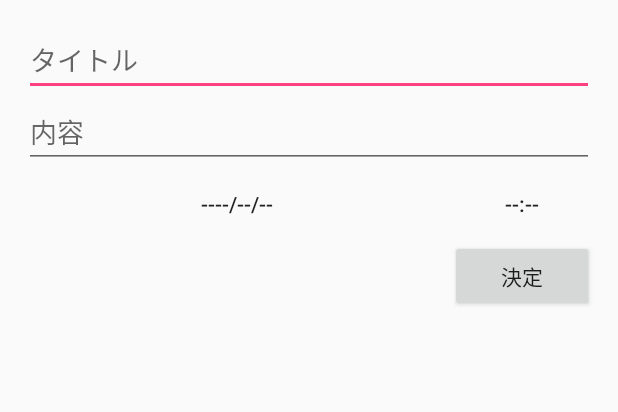
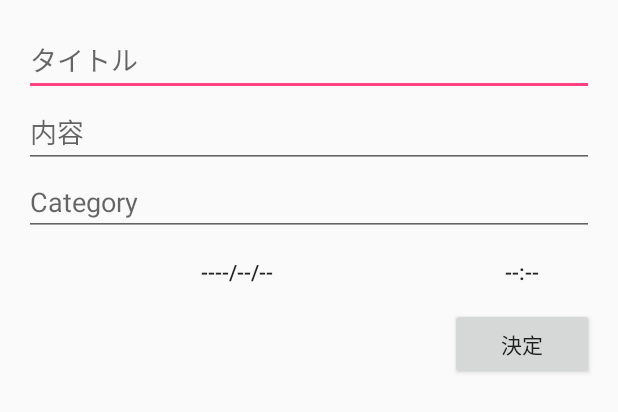
Before and after one commit to vismalk/TaskApp2, an Android app: the layout content_input.xml on its own in the app's theme, with its tools: preview values and no code run, on a phone screen of 412 x 824 dp. Shown: the top 412 px of the screen. Run offline under Robolectric (Android 15) with nearby library versions, the phone set to English and light mode, and no system bars.

Commit message:
Taskアプリ途中経過です

```diff
--- a/app/src/main/java/jp/techacademy/yamaguchiiori/taskapp/Task.java
+++ b/app/src/main/java/jp/techacademy/yamaguchiiori/taskapp/Task.java
@@ -10,6 +10,7 @@ public class Task extends RealmObject implements Serializable {
     private String title; // タイトル
     private String contents; // 内容
     private Date date; // 日時
+    private String category; // カテゴリー
 
     // id をプライマリーキーとして設定
     @PrimaryKey
@@ -31,6 +32,10 @@ public class Task extends RealmObject implements Serializable {
         this.contents = contents;
     }
 
+    public String getCategory() {return category;}
+
+    public void setCategory(String category) { this.category =category;}
+
     public Date getDate() {
         return date;
     }
--- a/app/src/main/res/layout/content_input.xml
+++ b/app/src/main/res/layout/content_input.xml
@@ -10,7 +10,7 @@
     android:paddingRight="16dp"
     android:paddingTop="16dp"
     app:layout_behavior="@string/appbar_scrolling_view_behavior"
-    tools:context="jp.techacademy.taro.kirameki.taskapp.InputActivity"
+    tools:context="jp.techacademy.yamaguchiiori.taskapp.InputActivity"
     tools:showIn="@layout/activity_input">
 
     <EditText
@@ -24,11 +24,17 @@
         android:layout_height="wrap_content"
         android:layout_below="@id/title_edit_text"
         android:hint="内容" />
+    <EditText
+        android:id="@+id/category_edit_text"
+        android:layout_width="match_parent"
+        android:layout_height="wrap_content"
+        android:layout_below="@id/content_edit_text"
+        android:hint="Category" />
     <Button
         android:id="@+id/date_button"
         android:layout_width="0dp"
         android:layout_height="wrap_content"
-        android:layout_below="@id/content_edit_text"
+        android:layout_below="@id/category_edit_text"
         android:layout_alignParentStart="true"
         android:layout_toLeftOf="@+id/times_button"
         android:text="----/--/--"
@@ -37,7 +43,7 @@
         android:id="@id/times_button"
         android:layout_width="96dp"
         android:layout_height="wrap_content"
-        android:layout_below="@id/content_edit_text"
+        android:layout_below="@id/category_edit_text"
         android:layout_alignParentRight="true"
         android:text="--:--"
         style="@style/Widget.AppCompat.Button.Borderless" />
--- a/app/src/main/res/values/styles.xml
+++ b/app/src/main/res/values/styles.xml
@@ -1,7 +1,7 @@
 <resources>
 
     <!-- Base application theme. -->
-    <style name="AppTheme" parent="Theme.AppCompat.Light.DarkActionBar">
+    <style name="AppTheme" parent="Theme.AppCompat.Light.NoActionBar">
         <!-- Customize your theme here. -->
         <item name="colorPrimary">@color/colorPrimary</item>
         <item name="colorPrimaryDark">@color/colorPrimaryDark</item>
```
Also changed, not shown: app/src/main/AndroidManifest.xml (+8 -1 lines), app/src/main/java/jp/techacademy/yamaguchiiori/taskapp/InputActivity.java (+18 -1 lines), app/src/main/java/jp/techacademy/yamaguchiiori/taskapp/MainActivity.java (+17 -19 lines), app/src/main/java/jp/techacademy/yamaguchiiori/taskapp/TaskAlarmReceiver.java (added, +47 -0 lines).
